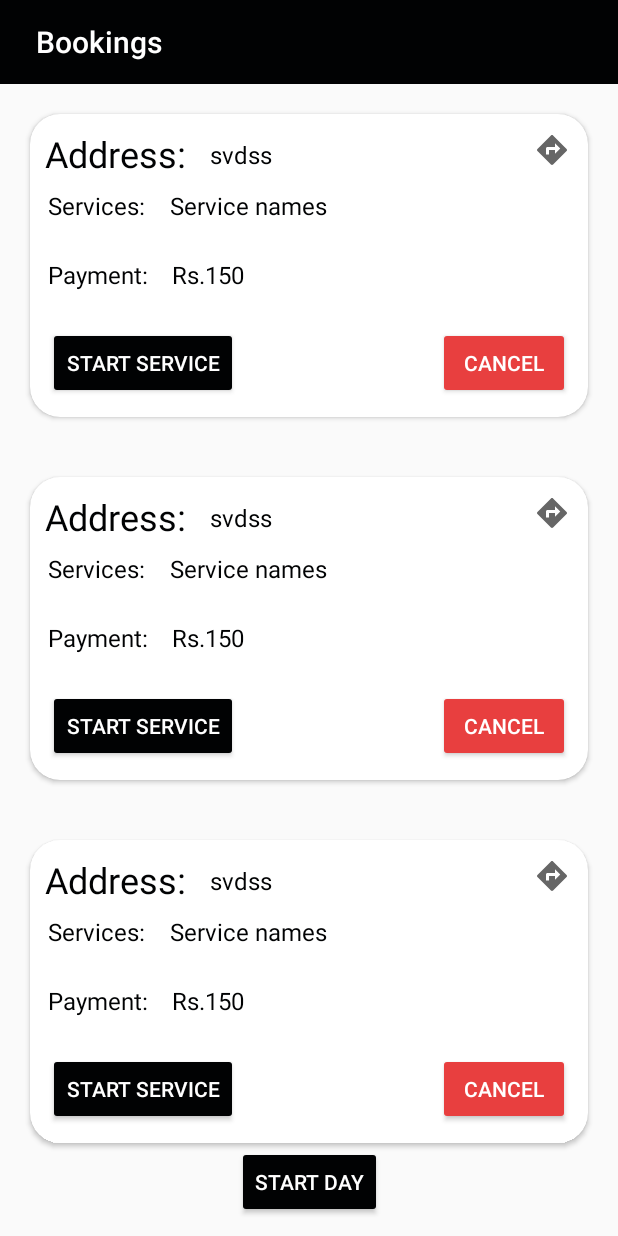
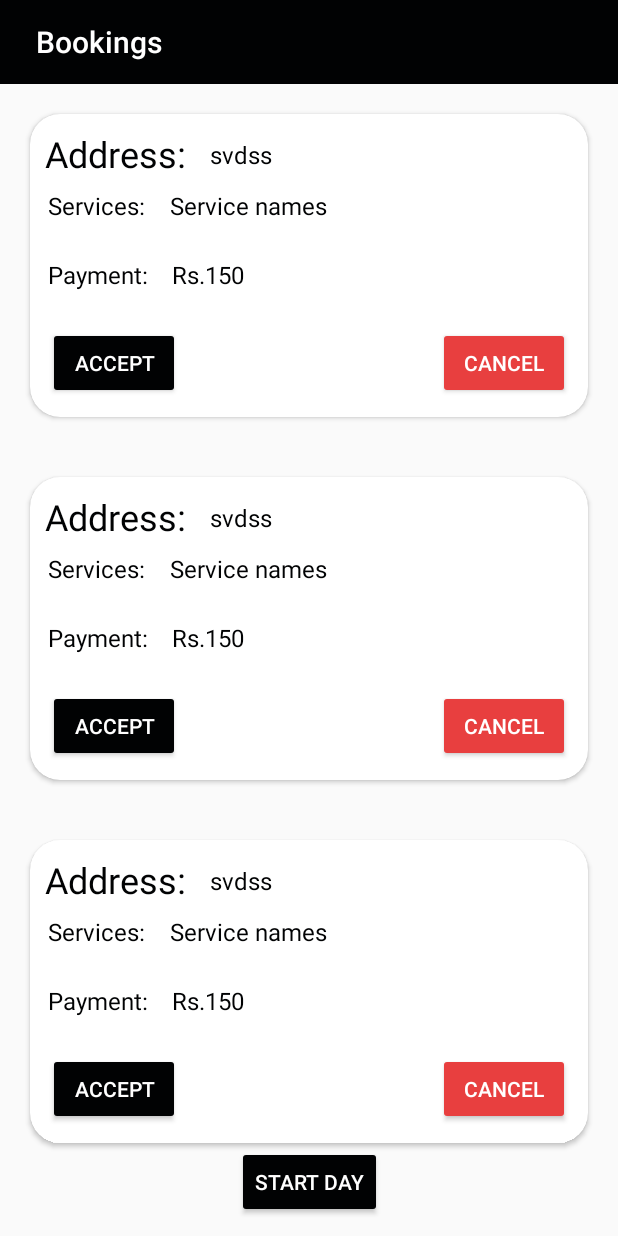
Before and after one commit to debarghya472/BarberaService-App, an Android app: the layout fragment_bookings.xml on its own in the app's theme, with its tools: preview values and no code run, on a phone screen of 412 x 824 dp. Run offline under Robolectric (Android 15) with nearby library versions, the light colour scheme and no system bars.

Commit message:
update booking item

```diff
--- a/app/src/main/java/com/barbera/barberaserviceapp/ui/bookings/BookingItemAdapter.java
+++ b/app/src/main/java/com/barbera/barberaserviceapp/ui/bookings/BookingItemAdapter.java
@@ -52,11 +52,11 @@ public class BookingItemAdapter extends RecyclerView.Adapter<BookingItemAdapter.
         holder.address.setText(bookingItem.getAddress());
         holder.service.setText(bookingItem.getService());
         holder.amount.setText(bookingItem.getAmount());
-        holder.direction.setOnClickListener(v -> {
-            Intent intent = new Intent(android.content.Intent.ACTION_VIEW,
-                    Uri.parse("google.navigation:q="+bookingItem.getAddress()));
-            context.startActivity(intent);
-        });
+//        holder.direction.setOnClickListener(v -> {
+//            Intent intent = new Intent(android.content.Intent.ACTION_VIEW,
+//                    Uri.parse("google.navigation:q="+bookingItem.getAddress()));
+//            context.startActivity(intent);
+//        });
         holder.cancel.setOnClickListener(v -> {
             bookingItemList.remove(position);
             notifyDataSetChanged();
@@ -78,7 +78,6 @@ public class BookingItemAdapter extends RecyclerView.Adapter<BookingItemAdapter.
         private TextView address;
         private TextView service;
         private TextView amount;
-        private ImageView direction;
         private Button cancel;
         private Button start;
         public BookingItemHolder(@NonNull View itemView) {
@@ -86,7 +85,6 @@ public class BookingItemAdapter extends RecyclerView.Adapter<BookingItemAdapter.
             address = itemView.findViewById(R.id.add);
             service = itemView.findViewById(R.id.service);
             amount = itemView.findViewById(R.id.amt);
-            direction = itemView.findViewById(R.id.direction);
             cancel = itemView.findViewById(R.id.cancel_button);
             start  = itemView.findViewById(R.id.start_btn);
         }
--- a/app/src/main/res/layout/booking_item.xml
+++ b/app/src/main/res/layout/booking_item.xml
@@ -28,13 +28,13 @@
 				android:textColor="@color/colorAccent"
 				android:textSize="16dp"/>
 
-		<ImageView
-				android:padding="12dp"
-				android:id="@+id/direction"
-				android:layout_width="wrap_content"
-				android:layout_height="wrap_content"
-				android:src="@drawable/ic_direction"
-				android:layout_alignParentRight="true"/>
+<!--		<ImageView-->
+<!--				android:padding="12dp"-->
+<!--				android:id="@+id/direction"-->
+<!--				android:layout_width="wrap_content"-->
+<!--				android:layout_height="wrap_content"-->
+<!--				android:src="@drawable/ic_direction"-->
+<!--				android:layout_alignParentRight="true"/>-->
 
 		<LinearLayout
 				android:id="@+id/linear"
@@ -84,19 +84,19 @@
 				android:layout_width="wrap_content"
 				android:layout_height="wrap_content"
 				android:layout_below="@id/amout"
-				android:text="Start Service"
+				android:text="Accept"
 				android:backgroundTint="@color/colorAccent"
 				android:textColor="@color/white"/>
-		<Button
-				android:visibility="invisible"
-				android:layout_margin="12dp"
-				android:layout_below="@id/amout"
-				android:layout_width="wrap_content"
-				android:layout_height="wrap_content"
-				android:layout_alignParentRight="true"
-				android:text="End Service"
-				android:backgroundTint="@color/colorAccent"
-				android:textColor="@color/white"/>
+<!--		<Button-->
+<!--				android:visibility="invisible"-->
+<!--				android:layout_margin="12dp"-->
+<!--				android:layout_below="@id/amout"-->
+<!--				android:layout_width="wrap_content"-->
+<!--				android:layout_height="wrap_content"-->
+<!--				android:layout_alignParentRight="true"-->
+<!--				android:text="End Service"-->
+<!--				android:backgroundTint="@color/colorAccent"-->
+<!--				android:textColor="@color/white"/>-->
 
 		<Button
 				android:id="@+id/cancel_button"
```
